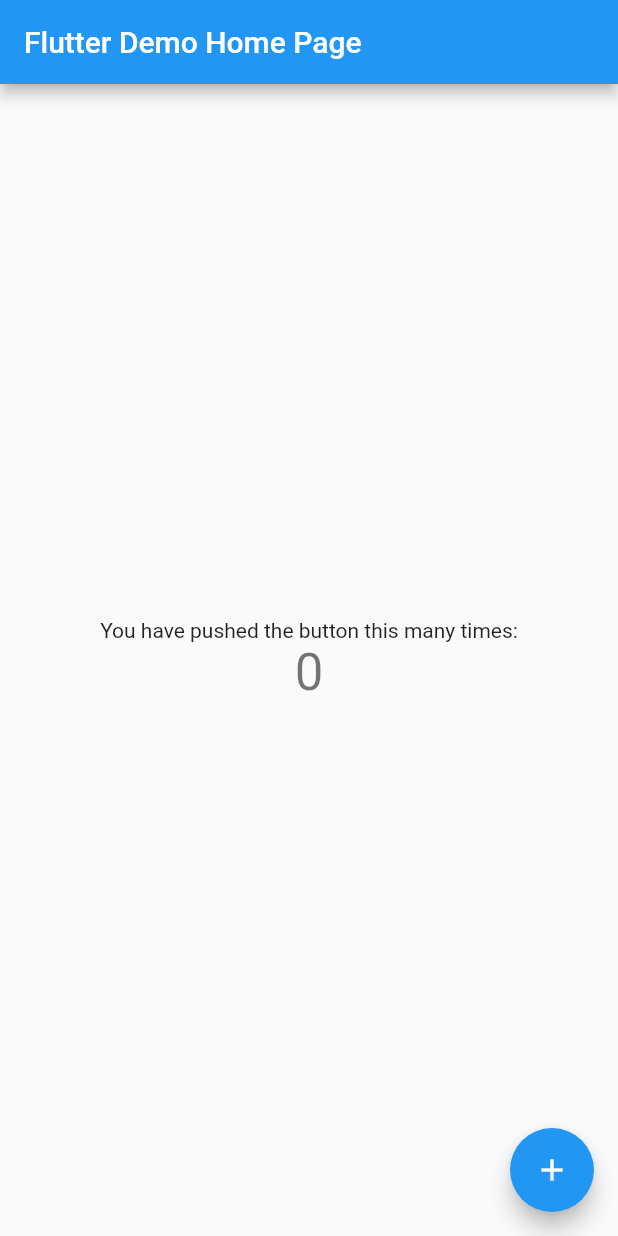
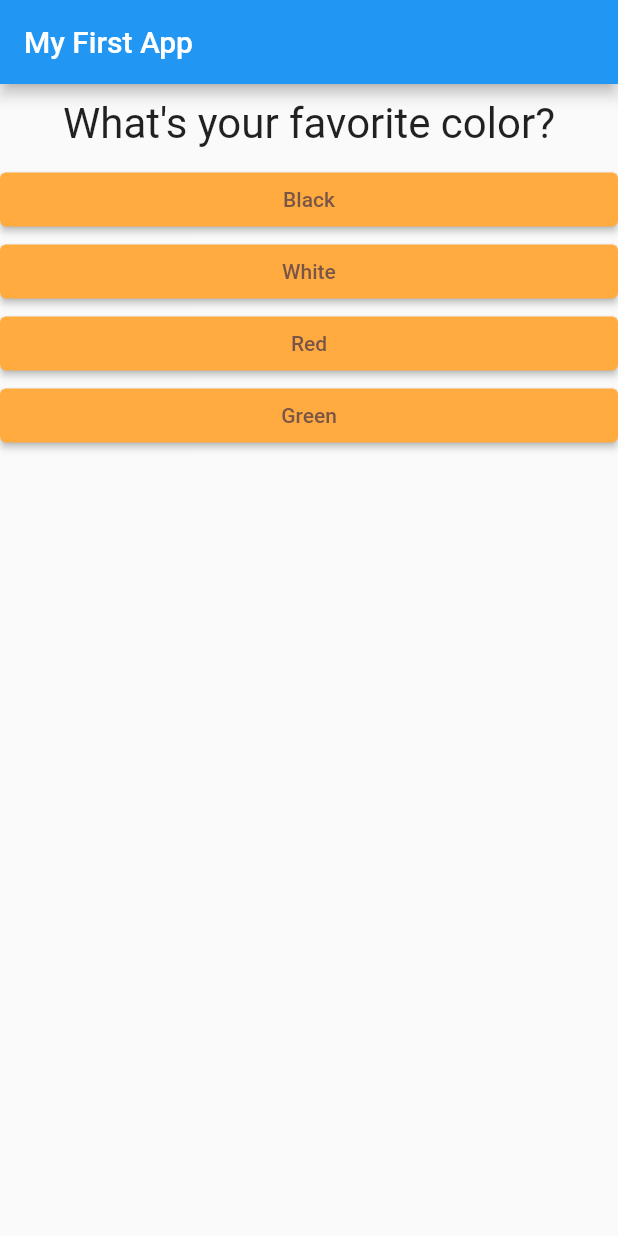
Before and after one commit to fernandoptrr/flutter-quizz-app, a Flutter app: the screen it shows after launch, on a phone screen of 412 x 824 dp. Run offline on Flutter 3.47's test engine with Material 2 defaults, Android fonts, the phone set to English and light mode, and no system bars.

Commit message:
Finishing the app

```diff
--- /dev/null
+++ b/lib/answer.dart
@@ -0,0 +1,29 @@
+import 'package:flutter/material.dart';
+
+class Answer extends StatelessWidget {
+  final VoidCallback selectHandler;
+  final String answerText;
+
+  Answer(this.selectHandler, this.answerText);
+
+  @override
+  Widget build(BuildContext context) {
+    return Container(
+        width: double.infinity,
+        child: ElevatedButton(
+          style: ElevatedButton.styleFrom(
+            primary: Colors.orangeAccent,
+            onPrimary: Colors.brown,
+          ),
+          child: Text(answerText),
+          onPressed: selectHandler,
+        )
+        // RaisedButton(
+        //   color: Colors.amber[400],
+        //   child: Text(answerText),
+        //   onPressed: selectHandler,
+        // ),
+
+        );
+  }
+}
--- a/lib/main.dart
+++ b/lib/main.dart
@@ -1,113 +1,81 @@
 import 'package:flutter/material.dart';
+import './quiz.dart';
+import './result.dart';
 
-void main() {
-  runApp(MyApp());
+void main() => runApp(MyApp());
+
+class MyApp extends StatefulWidget {
+  @override
+  _MyAppState createState() => _MyAppState();
 }
 
-class MyApp extends StatelessWidget {
-  // This widget is the root of your application.
-  @override
-  Widget build(BuildContext context) {
-    return MaterialApp(
-      title: 'Flutter Demo',
-      theme: ThemeData(
-        // This is the theme of your application.
-        //
-        // Try running your application with "flutter run". You'll see the
-        // application has a blue toolbar. Then, without quitting the app, try
-        // changing the primarySwatch below to Colors.green and then invoke
-        // "hot reload" (press "r" in the console where you ran "flutter run",
-        // or simply save your changes to "hot reload" in a Flutter IDE).
-        // Notice that the counter didn't reset back to zero; the application
-        // is not restarted.
-        primarySwatch: Colors.blue,
-      ),
-      home: MyHomePage(title: 'Flutter Demo Home Page'),
-    );
+class _MyAppState extends State<MyApp> {
+  final _questions = const [
+    {
+      'questionText': 'What\'s your favorite color?',
+      'answers': [
+        {'text': 'Black', 'score': 10},
+        {'text': 'White', 'score': 50},
+        {'text': 'Red', 'score': -10},
+        {'text': 'Green', 'score': 20},
+      ]
+    },
+    {
+      'questionText': 'What\'s your favorite animal?',
+      'answers': [
+        {'text': 'Cat', 'score': 15},
+        {'text': 'Duck', 'score': 5},
+        {'text': 'Rabbit', 'score': 10},
+        {'text': 'Bird', 'score': 8},
+      ]
+    },
+    {
+      'questionText': 'Who\'s your favorite Hero?',
+      'answers': [
+        {'text': 'Iron Man', 'score': 20},
+        {'text': 'Cicak Man', 'score': -10},
+        {'text': 'Spider Man', 'score': 15},
+        {'text': 'Boboboi', 'score': 5},
+      ]
+    },
+  ];
+
+  var _questionIndex = 0;
+  var _totalScore = 0;
+
+  void _resetQuiz() {
+    setState(() {
+      _questionIndex = 0;
+      _totalScore = 0;
+    });
   }
-}
 
-class MyHomePage extends StatefulWidget {
-  MyHomePage({Key key, this.title}) : super(key: key);
-
-  // This widget is the home page of your application. It is stateful, meaning
-  // that it has a State object (defined below) that contains fields that affect
-  // how it looks.
-
-  // This class is the configuration for the state. It holds the values (in this
-  // case the title) provided by the parent (in this case the App widget) and
-  // used by the build method of the State. Fields in a Widget subclass are
-  // always marked "final".
-
-  final String title;
-
-  @override
-  _MyHomePageState createState() => _MyHomePageState();
-}
-
-class _MyHomePageState extends State<MyHomePage> {
-  int _counter = 0;
-
-  void _incrementCounter() {
+  void _answerQuestion(int score) {
+    _totalScore += score;
     setState(() {
-      // This call to setState tells the Flutter framework that something has
-      // changed in this State, which causes it to rerun the build method below
-      // so that the display can reflect the updated values. If we changed
-      // _counter without calling setState(), then the build method would not be
-      // called again, and so nothing would appear to happen.
-      _counter++;
+      _questionIndex++;
     });
+    print(_questionIndex);
+    if (_questionIndex < _questions.length) {
+      print('We have more questions!');
+    } else
+      print('No more questions!');
   }
 
   @override
   Widget build(BuildContext context) {
-    // This method is rerun every time setState is called, for instance as done
-    // by the _incrementCounter method above.
-    //
-    // The Flutter framework has been optimized to make rerunning build methods
-    // fast, so that you can just rebuild anything that needs updating rather
-    // than having to individually change instances of widgets.
-    return Scaffold(
-      appBar: AppBar(
-        // Here we take the value from the MyHomePage object that was created by
-        // the App.build method, and use it to set our appbar title.
-        title: Text(widget.title),
+    return MaterialApp(
+      home: Scaffold(
+        appBar: AppBar(
+          title: Text('My First App'),
+        ),
+        body: _questionIndex < _questions.length
+            ? Quiz(
+                answerQuestion: _answerQuestion,
+                questions: _questions,
+                questionIndex: _questionIndex)
+            : Result(_totalScore, _resetQuiz),
       ),
-      body: Center(
-        // Center is a layout widget. It takes a single child and positions it
-        // in the middle of the parent.
-        child: Column(
-          // Column is also a layout widget. It takes a list of children and
-          // arranges them vertically. By default, it sizes itself to fit its
-          // children horizontally, and tries to be as tall as its parent.
-          //
-          // Invoke "debug painting" (press "p" in the console, choose the
-          // "Toggle Debug Paint" action from the Flutter Inspector in Android
-          // Studio, or the "Toggle Debug Paint" command in Visual Studio Code)
-          // to see the wireframe for each widget.
-          //
-          // Column has various properties to control how it sizes itself and
-          // how it positions its children. Here we use mainAxisAlignment to
-          // center the children vertically; the main axis here is the vertical
-          // axis because Columns are vertical (the cross axis would be
-          // horizontal).
-          mainAxisAlignment: MainAxisAlignment.center,
-          children: <Widget>[
-            Text(
-              'You have pushed the button this many times:',
-            ),
-            Text(
-              '$_counter',
-              style: Theme.of(context).textTheme.headline4,
-            ),
-          ],
-        ),
-      ),
-      floatingActionButton: FloatingActionButton(
-        onPressed: _incrementCounter,
-        tooltip: 'Increment',
-        child: Icon(Icons.add),
-      ), // This trailing comma makes auto-formatting nicer for build methods.
     );
   }
 }
--- /dev/null
+++ b/lib/question.dart
@@ -0,0 +1,20 @@
+import 'package:flutter/material.dart';
+
+class Question extends StatelessWidget {
+  final String questionText;
+
+  Question(this.questionText);
+
+  @override
+  Widget build(BuildContext context) {
+    return Container(
+      width: double.infinity,
+      margin: EdgeInsets.all(10),
+      child: Text(
+        questionText,
+        style: TextStyle(fontSize: 28),
+        textAlign: TextAlign.center,
+      ),
+    );
+  }
+}
--- /dev/null
+++ b/lib/quiz.dart
@@ -0,0 +1,29 @@
+import 'package:flutter/material.dart';
+import './answer.dart';
+import './question.dart';
+
+class Quiz extends StatelessWidget {
+  final List<Map<String, Object>> questions;
+  final int questionIndex;
+  final Function answerQuestion;
+
+  Quiz(
+      {@required this.questions,
+      @required this.answerQuestion,
+      @required this.questionIndex});
+
+  @override
+  Widget build(BuildContext context) {
+    return Column(
+      children: [
+        Question(
+          questions[questionIndex]['questionText'],
+        ),
+        ...(questions[questionIndex]['answers'] as List<Map<String, Object>>)
+            .map((answer) {
+          return Answer(() => answerQuestion(answer['score']), answer['text']);
+        }).toList()
+      ],
+    );
+  }
+}
```
Also changed, not shown: lib/result.dart (added, +48 -0 lines).
